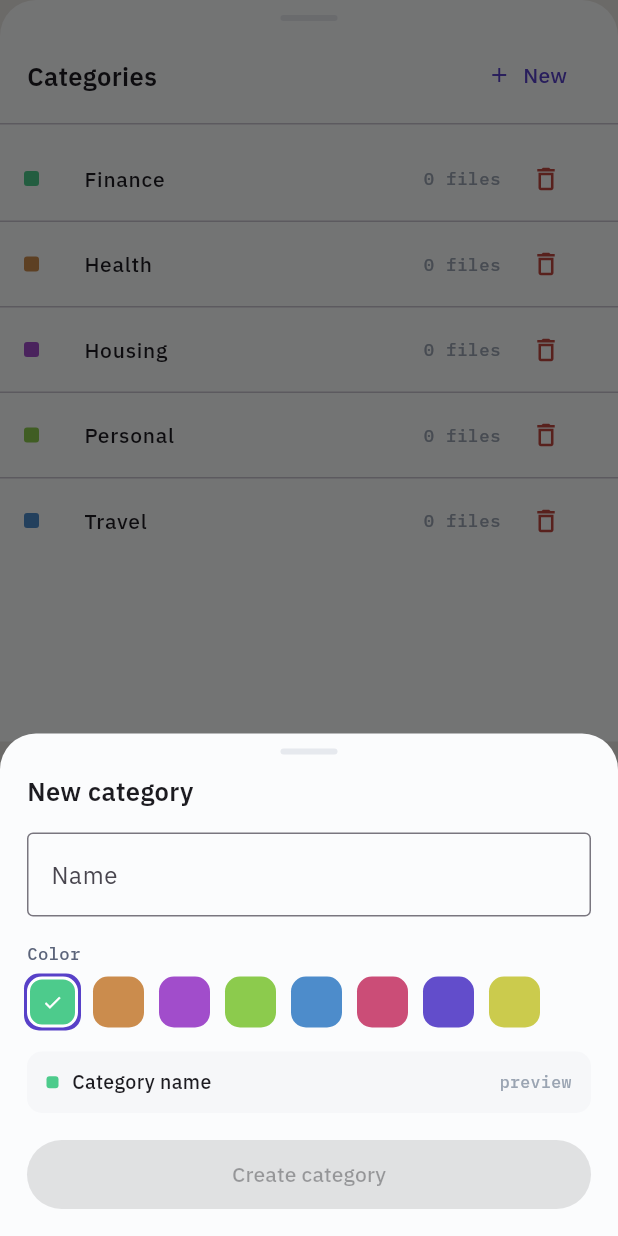
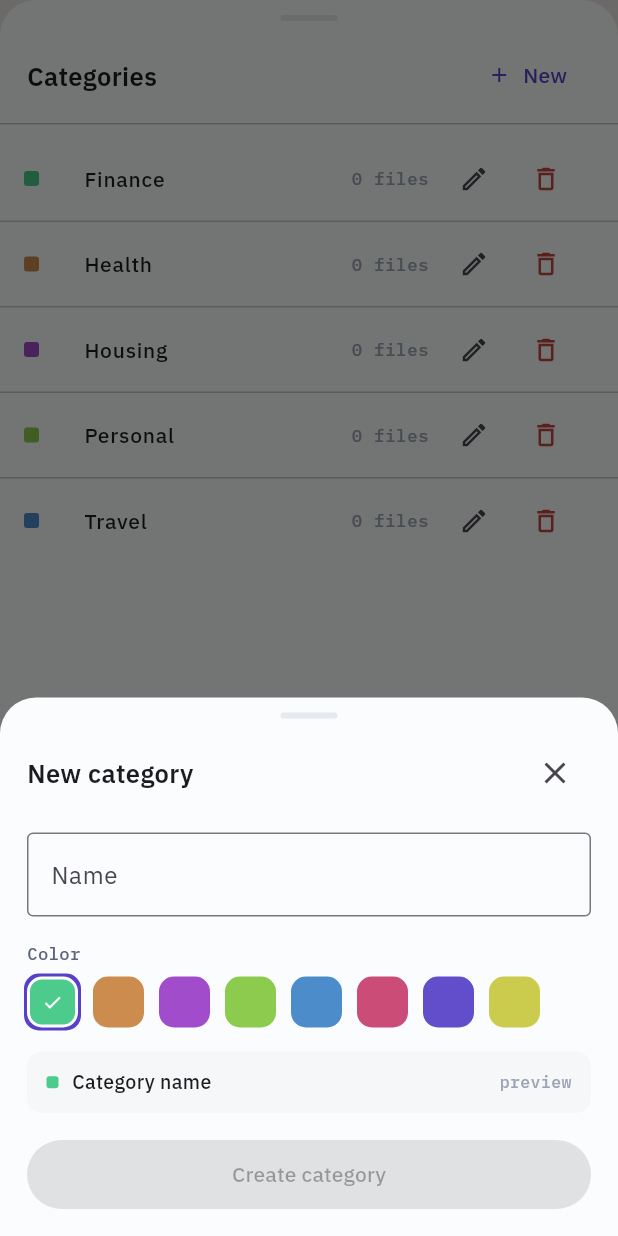
Before and after one commit to karmak40/sift, a Flutter app: the _ManageCategoriesSheet widget shown alone on an empty page, opened directly, after a tap on "New", on a phone screen of 412 x 824 dp. Run offline on Flutter 3.47's test engine with Material 3 defaults, Android fonts, the phone set to English and light mode, and no system bars; our stand-ins replace dio, drift, drift_flutter, file_picker, flutter_local_notifications, flutter_riverpod and 7 more; missing offline and left inert: cunning_document_scanner, flutter_local_notifications_platform_interface; accounts and stored records are empty; generated files the repository leaves out were written again.

Commit message:
add category edit / renaming

```diff
--- a/lib/data/repository/category_repository.dart
+++ b/lib/data/repository/category_repository.dart
@@ -8,5 +8,10 @@ abstract class CategoryRepository {
 
   Future<void> create(Category category);
 
+  /// Renames/recolors an existing category in place. Documents already
+  /// assigned to it keep their `categoryId` — only the category's own
+  /// `name`/`hue` change.
+  Future<void> update(Category category);
+
   Future<void> delete(String id);
 }
--- a/lib/l10n/app_de.arb
+++ b/lib/l10n/app_de.arb
@@ -76,7 +76,9 @@
   "newCategoryButton": "Neu",
   "noCategoriesYet": "Noch keine Kategorien.",
   "deleteCategoryTooltip": "Kategorie löschen",
+  "editCategoryTooltip": "Kategorie bearbeiten",
   "newCategoryTitle": "Neue Kategorie",
+  "editCategoryTitle": "Kategorie bearbeiten",
   "categoryNamePlaceholder": "Kategoriename",
   "nameLabel": "Name",
   "categoryNameHint": "z. B. Garantien",
--- a/lib/l10n/app_en.arb
+++ b/lib/l10n/app_en.arb
@@ -91,7 +91,9 @@
   "newCategoryButton": "New",
   "noCategoriesYet": "No categories yet.",
   "deleteCategoryTooltip": "Delete category",
+  "editCategoryTooltip": "Edit category",
   "newCategoryTitle": "New category",
+  "editCategoryTitle": "Edit category",
   "categoryNamePlaceholder": "Category name",
   "nameLabel": "Name",
   "categoryNameHint": "e.g. Warranties",
--- a/lib/l10n/app_localizations.dart
+++ b/lib/l10n/app_localizations.dart
@@ -528,11 +528,23 @@ abstract class AppLocalizations {
   /// **'Delete category'**
   String get deleteCategoryTooltip;
 
+  /// No description provided for @editCategoryTooltip.
+  ///
+  /// In en, this message translates to:
+  /// **'Edit category'**
+  String get editCategoryTooltip;
+
   /// No description provided for @newCategoryTitle.
   ///
   /// In en, this message translates to:
   /// **'New category'**
   String get newCategoryTitle;
+
+  /// No description provided for @editCategoryTitle.
+  ///
+  /// In en, this message translates to:
+  /// **'Edit category'**
+  String get editCategoryTitle;
 
   /// No description provided for @categoryNamePlaceholder.
   ///
--- a/lib/l10n/app_localizations_de.dart
+++ b/lib/l10n/app_localizations_de.dart
@@ -306,7 +306,13 @@ class AppLocalizationsDe extends AppLocalizations {
   String get deleteCategoryTooltip => 'Kategorie löschen';
 
   @override
+  String get editCategoryTooltip => 'Kategorie bearbeiten';
+
+  @override
   String get newCategoryTitle => 'Neue Kategorie';
+
+  @override
+  String get editCategoryTitle => 'Kategorie bearbeiten';
 
   @override
   String get categoryNamePlaceholder => 'Kategoriename';
--- a/lib/l10n/app_localizations_en.dart
+++ b/lib/l10n/app_localizations_en.dart
@@ -305,7 +305,13 @@ class AppLocalizationsEn extends AppLocalizations {
   String get deleteCategoryTooltip => 'Delete category';
 
   @override
+  String get editCategoryTooltip => 'Edit category';
+
+  @override
   String get newCategoryTitle => 'New category';
+
+  @override
+  String get editCategoryTitle => 'Edit category';
 
   @override
   String get categoryNamePlaceholder => 'Category name';
--- a/lib/l10n/app_localizations_ru.dart
+++ b/lib/l10n/app_localizations_ru.dart
@@ -322,7 +322,13 @@ class AppLocalizationsRu extends AppLocalizations {
   String get deleteCategoryTooltip => 'Удалить категорию';
 
   @override
+  String get editCategoryTooltip => 'Изменить категорию';
+
+  @override
   String get newCategoryTitle => 'Новая категория';
+
+  @override
+  String get editCategoryTitle => 'Изменить категорию';
 
   @override
   String get categoryNamePlaceholder => 'Название категории';
--- a/lib/l10n/app_localizations_uk.dart
+++ b/lib/l10n/app_localizations_uk.dart
@@ -322,7 +322,13 @@ class AppLocalizationsUk extends AppLocalizations {
   String get deleteCategoryTooltip => 'Видалити категорію';
 
   @override
+  String get editCategoryTooltip => 'Редагувати категорію';
+
+  @override
   String get newCategoryTitle => 'Нова категорія';
+
+  @override
+  String get editCategoryTitle => 'Редагувати категорію';
 
   @override
   String get categoryNamePlaceholder => 'Назва категорії';
--- a/lib/l10n/app_ru.arb
+++ b/lib/l10n/app_ru.arb
@@ -76,7 +76,9 @@
   "newCategoryButton": "Новая",
   "noCategoriesYet": "Категорий пока нет.",
   "deleteCategoryTooltip": "Удалить категорию",
+  "editCategoryTooltip": "Изменить категорию",
   "newCategoryTitle": "Новая категория",
+  "editCategoryTitle": "Изменить категорию",
   "categoryNamePlaceholder": "Название категории",
   "nameLabel": "Название",
   "categoryNameHint": "например, Гарантии",
--- a/lib/l10n/app_uk.arb
+++ b/lib/l10n/app_uk.arb
@@ -76,7 +76,9 @@
   "newCategoryButton": "Нова",
   "noCategoriesYet": "Категорій ще немає.",
   "deleteCategoryTooltip": "Видалити категорію",
+  "editCategoryTooltip": "Редагувати категорію",
   "newCategoryTitle": "Нова категорія",
+  "editCategoryTitle": "Редагувати категорію",
   "categoryNamePlaceholder": "Назва категорії",
   "nameLabel": "Назва",
   "categoryNameHint": "напр., Гарантії",
--- a/lib/ui/category/manage_categories_sheet.dart
+++ b/lib/ui/category/manage_categories_sheet.dart
@@ -96,6 +96,11 @@ class _ManageCategoriesSheet extends ConsumerWidget {
                                 ),
                                 const SizedBox(width: 6),
                                 IconButton(
+                                  icon: const Icon(Icons.edit_outlined, size: 20),
+                                  tooltip: l10n.editCategoryTooltip,
+                                  onPressed: () => showEditCategorySheet(context, cat),
+                                ),
+                                IconButton(
                                   icon: Icon(Icons.delete_outline, color: SiftColors.danger, size: 20),
                                   tooltip: l10n.deleteCategoryTooltip,
                                   onPressed: () => deleteCategoryWithConfirm(
--- a/lib/ui/category/new_category_sheet.dart
+++ b/lib/ui/category/new_category_sheet.dart
@@ -15,20 +15,34 @@ Future<void> showNewCategorySheet(BuildContext context) {
     context: context,
     isScrollControlled: true,
     backgroundColor: Colors.transparent,
-    builder: (_) => const _NewCategorySheet(),
+    builder: (_) => const _CategorySheet(),
   );
 }
 
-class _NewCategorySheet extends ConsumerStatefulWidget {
-  const _NewCategorySheet();
+/// Same sheet as [showNewCategorySheet], pre-filled with [category]'s current
+/// name/hue and writing changes back via `CategoryRepository.update` instead
+/// of creating a new row.
+Future<void> showEditCategorySheet(BuildContext context, Category category) {
+  return showModalBottomSheet(
+    context: context,
+    isScrollControlled: true,
+    backgroundColor: Colors.transparent,
+    builder: (_) => _CategorySheet(editing: category),
+  );
+}
+
+class _CategorySheet extends ConsumerStatefulWidget {
+  const _CategorySheet({this.editing});
+
+  final Category? editing;
 
   @override
-  ConsumerState<_NewCategorySheet> createState() => _NewCategorySheetState();
+  ConsumerState<_CategorySheet> createState() => _CategorySheetState();
 }
 
-class _NewCategorySheetState extends ConsumerState<_NewCategorySheet> {
-  final _nameController = TextEditingController();
-  double _hue = _swatchHues.first;
+class _CategorySheetState extends ConsumerState<_CategorySheet> {
+  late final _nameController = TextEditingController(text: widget.editing?.name ?? '');
+  late double _hue = widget.editing?.hue ?? _swatchHues.first;
 
   @override
   void dispose() {
@@ -39,9 +53,14 @@ class _NewCategorySheetState extends ConsumerState<_NewCategorySheet> {
   Future<void> _submit() async {
     final name = _nameController.text.trim();
     if (name.isEmpty) return;
-    await ref
-        .read(categoryRepositoryProvider)
-        .create(Category(id: const Uuid().v4(), name: name, hue: _hue));
+    final editing = widget.editing;
+    if (editing != null) {
+      await ref.read(categoryRepositoryProvider).update(editing.copyWith(name: name, hue: _hue));
+    } else {
+      await ref
+          .read(categoryRepositoryProvider)
+          .create(Category(id: const Uuid().v4(), name: name, hue: _hue));
+    }
     if (!mounted) return;
     Navigator.of(context).pop();
   }
@@ -49,6 +68,7 @@ class _NewCategorySheetState extends ConsumerState<_NewCategorySheet> {
   @override
   Widget build(BuildContext context) {
     final l10n = AppLocalizations.of(context)!;
+    final isEditing = widget.editing != null;
     final previewName = _nameController.text.trim().isEmpty
         ? l10n.categoryNamePlaceholder
         : _nameController.text.trim();
@@ -77,9 +97,18 @@ class _NewCategorySheetState extends ConsumerState<_NewCategorySheet> {
                     ),
                   ),
                 ),
-                Text(
-                  l10n.newCategoryTitle,
-                  style: const TextStyle(fontSize: 17, fontWeight: FontWeight.w600),
+                Row(
+                  children: [
+                    Text(
+                      isEditing ? l10n.editCategoryTitle : l10n.newCategoryTitle,
+                      style: const TextStyle(fontSize: 17, fontWeight: FontWeight.w600),
+                    ),
+                    const Spacer(),
+                    IconButton(
+                      icon: const Icon(Icons.close),
+                      onPressed: () => Navigator.of(context).pop(),
+                    ),
+                  ],
                 ),
                 const SizedBox(height: 16),
                 TextField(
@@ -147,7 +176,7 @@ class _NewCategorySheetState extends ConsumerState<_NewCategorySheet> {
                   child: FilledButton(
                     onPressed: _nameController.text.trim().isEmpty ? null : _submit,
                     style: FilledButton.styleFrom(backgroundColor: SiftColors.accent),
-                    child: Text(l10n.createCategoryButton),
+                    child: Text(isEditing ? l10n.save : l10n.createCategoryButton),
                   ),
                 ),
               ],
```
Also changed, not shown: lib/data/repository/drift_category_repository.dart (+9 -0 lines), 3 other files.
